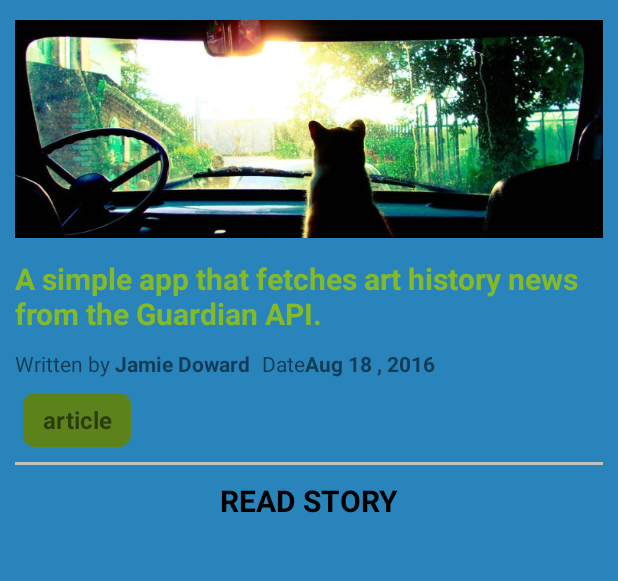
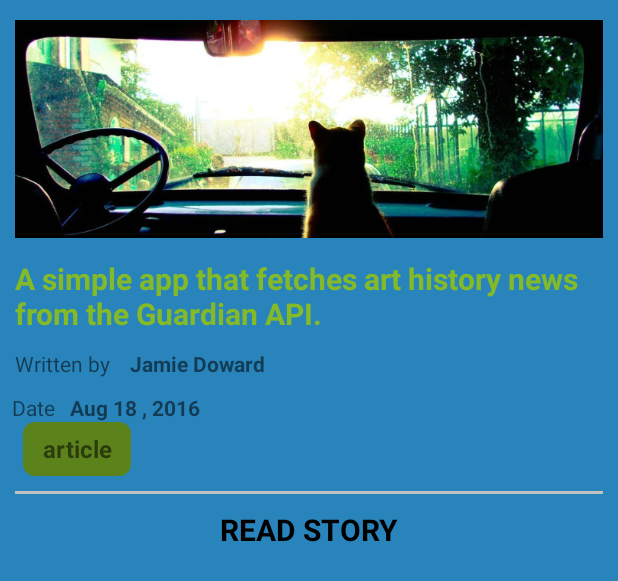
Before and after one commit to maxraf80/GuardianAPI, an Android app: the layout news.xml on its own in the app's theme, with its tools: preview values and no code run, on a phone screen of 412 x 824 dp. Shown: the top 581 px of the screen. Run offline under Robolectric (Android 15) with nearby library versions, the phone set to English and light mode, and no system bars.

Commit message:
Second Attemp

```diff
--- a/app/src/main/java/udacity/com/guardianapi/QueryUtils.java
+++ b/app/src/main/java/udacity/com/guardianapi/QueryUtils.java
@@ -113,10 +113,12 @@ public final class QueryUtils {
                 for (int i = 0; i < results.length(); i++) {
 
                     JSONObject result = results.getJSONObject(i);
+                    String imagelink="";
+                    if (result.has("fields")) {
+                        JSONObject fields = result.getJSONObject("fields");
+                        imagelink = fields.getString("thumbnail");
+                    }
 
-                    JSONObject fields = result.getJSONObject("fields");
-
-                    String imagelink = fields.getString("thumbnail");
 
                     String webTitle = "";
 
--- a/app/src/main/res/layout/news.xml
+++ b/app/src/main/res/layout/news.xml
@@ -23,7 +23,7 @@
             android:id="@+id/title"
             android:layout_width="wrap_content"
             android:layout_height="wrap_content"
-            android:layout_marginLeft="10sp"
+            android:layout_marginLeft="10dp"
             android:maxLines="2"
             android:text="A simple app that fetches art history news from the Guardian API. "
             android:textColor="@color/HeadLine"
@@ -34,7 +34,7 @@
             android:layout_width="match_parent"
             android:layout_height="wrap_content"
             android:orientation="horizontal"
-            android:padding="10sp">
+            android:padding="10dp">
 
             <TextView
                 android:layout_width="wrap_content"
@@ -46,22 +46,31 @@
                 android:layout_width="wrap_content"
                 android:layout_height="wrap_content"
                 android:text=" Jamie Doward"
+                android:layout_marginLeft="10dp"
                 android:textSize="14sp"
                 android:textStyle="bold" />
+        </LinearLayout>
+
+            <LinearLayout
+                android:layout_width="match_parent"
+                android:layout_height="wrap_content"
+                android:orientation="horizontal">
 
             <TextView
                 android:layout_width="wrap_content"
                 android:layout_height="wrap_content"
-                android:layout_marginLeft="8sp"
+                android:layout_marginLeft="8dp"
                 android:text="@string/date" />
 
             <TextView
                 android:id="@+id/date"
                 android:layout_width="wrap_content"
                 android:layout_height="wrap_content"
+                android:layout_marginLeft="10dp"
                 android:text="Aug 18 , 2016"
                 android:textSize="14dp"
                 android:textStyle="bold" />
+
         </LinearLayout>
 
         <LinearLayout
@@ -73,7 +82,7 @@
                 android:id="@+id/theme"
                 android:layout_width="wrap_content"
                 android:layout_height="wrap_content"
-                android:layout_marginLeft="15sp"
+                android:layout_marginLeft="15dp"
                 android:background="@drawable/rectangle"
                 android:gravity="center"
                 android:text="article"
@@ -86,7 +95,7 @@
         <View
             android:layout_width="fill_parent"
             android:layout_height="2dp"
-            android:layout_margin="10sp"
+            android:layout_margin="10dp"
             android:background="#c0c0c0" />
 
         <TextView
```
